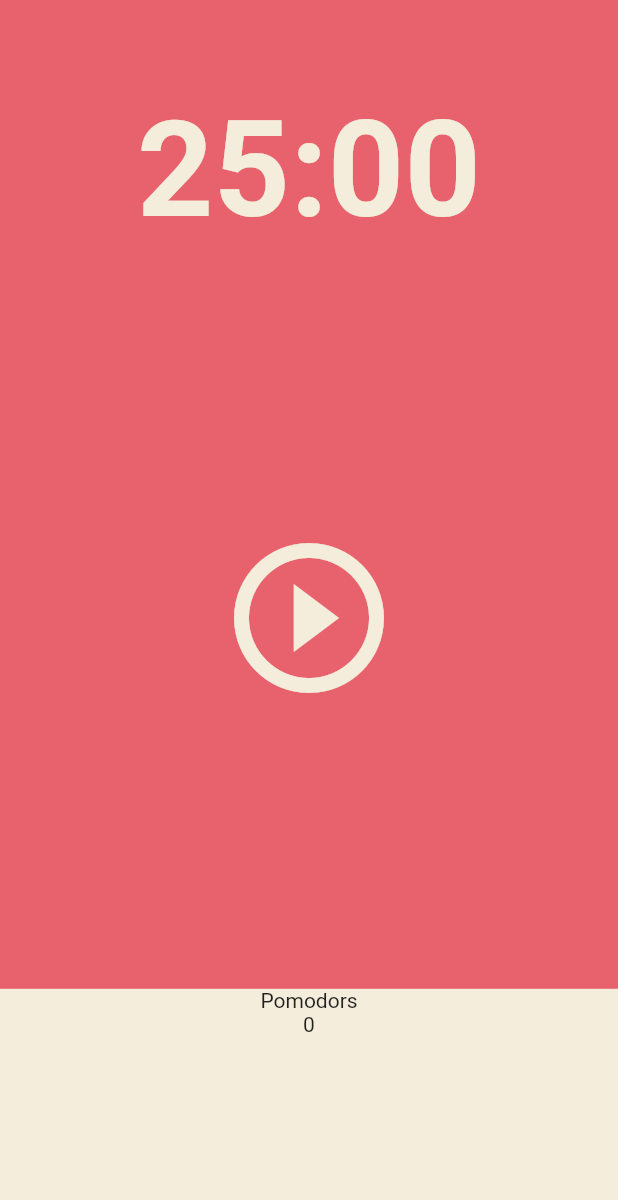
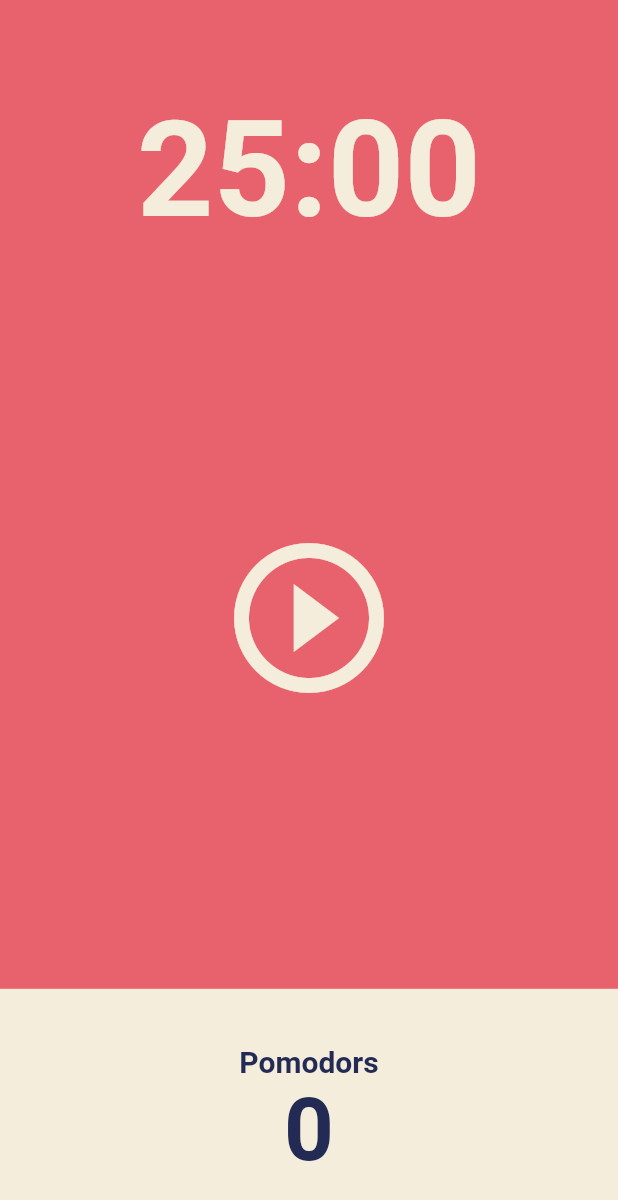
Before and after one commit to Myoungmin/flutter_pomodoro_app, a Flutter app: the screen it shows after launch, on a phone screen of 412 x 824 dp. Shown: the top 1200 px of the screen. Run offline on Flutter 3.47's test engine with Material 2 defaults, Android fonts, the phone set to English and light mode, and no system bars.

Commit message:
Column 안 가운데 정렬, text 스타일 textTheme에 정의한 내용 적용

```diff
--- a/lib/screens/home_screen.dart
+++ b/lib/screens/home_screen.dart
@@ -48,9 +48,26 @@ class _HomeScreenState extends State<HomeScreen> {
                       color: Theme.of(context).cardColor,
                     ),
                     child: Column(
-                      children: const [
-                        Text('Pomodors'),
-                        Text('0'),
+                      mainAxisAlignment: MainAxisAlignment.center,
+                      children: [
+                        Text(
+                          'Pomodors',
+                          style: TextStyle(
+                            fontSize: 20,
+                            fontWeight: FontWeight.w600,
+                            color:
+                                Theme.of(context).textTheme.displayLarge!.color,
+                          ),
+                        ),
+                        Text(
+                          '0',
+                          style: TextStyle(
+                            fontSize: 58,
+                            fontWeight: FontWeight.w600,
+                            color:
+                                Theme.of(context).textTheme.displayLarge!.color,
+                          ),
+                        ),
                       ],
                     ),
                   ),
```
